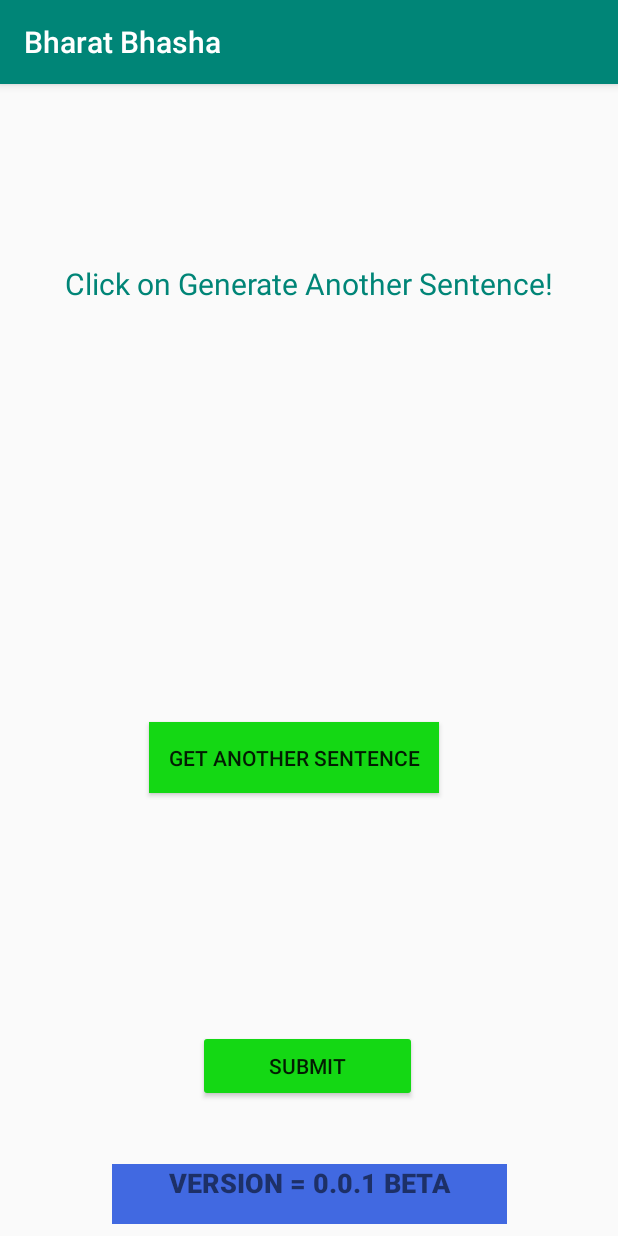
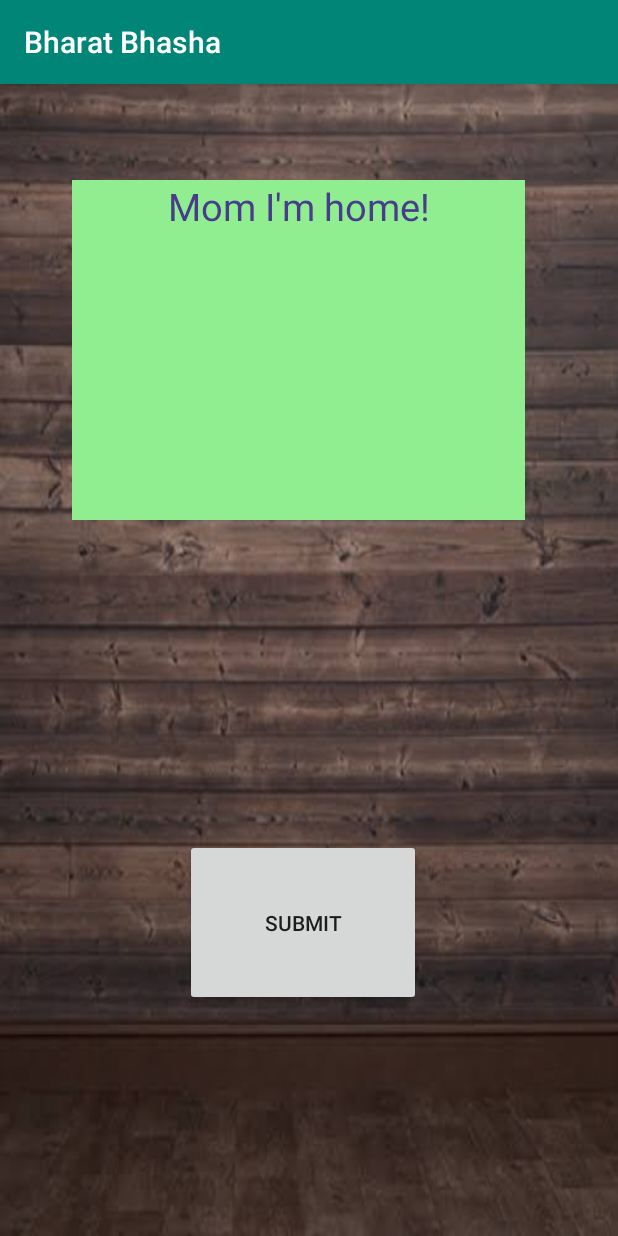
Before and after one commit to prateekraawat1/Tts_indian_lang, an Android app: the screen it shows after launch (MainActivity), on a phone screen of 412 x 824 dp. Run offline under Robolectric (Android 15) with nearby library versions, the phone set to English and light mode, and no system bars.

Commit message:
changes done

```diff
--- a/app/src/main/res/layout/activity_main.xml
+++ b/app/src/main/res/layout/activity_main.xml
@@ -1,80 +1,45 @@
 <?xml version="1.0" encoding="utf-8"?>
-<android.support.constraint.ConstraintLayout xmlns:android="http://schemas.android.com/apk/res/android"
+<RelativeLayout xmlns:android="http://schemas.android.com/apk/res/android"
     xmlns:app="http://schemas.android.com/apk/res-auto"
     xmlns:tools="http://schemas.android.com/tools"
     android:layout_width="match_parent"
     android:layout_height="match_parent"
+    android:background="@drawable/images"
     tools:context=".MainActivity">
+    \
 
     <TextView
         android:id="@+id/textView_sentence"
-        android:layout_width="380dp"
-        android:layout_height="246dp"
-        android:layout_margin="20px"
+        android:layout_width="300dp"
+        android:layout_height="155dp"
+        android:layout_alignParentStart="true"
+        android:layout_alignParentTop="true"
+        android:layout_alignParentEnd="true"
+        android:layout_alignParentBottom="true"
         android:layout_marginHorizontal="20mm"
-        android:text="Click on Generate Another Sentence!"
+        android:layout_marginStart="48dp"
+        android:layout_marginTop="64dp"
+        android:layout_marginEnd="62dp"
+        android:layout_marginBottom="477dp"
+        android:background="@color/_light_green"
+        android:text="Mom I'm home!"
         android:textAlignment="center"
-        android:textColor="@color/colorPrimary"
-        android:textSize="20dp"
-        app:layout_constraintBottom_toBottomOf="parent"
-        app:layout_constraintHorizontal_bias="0.516"
-        app:layout_constraintLeft_toLeftOf="parent"
-        app:layout_constraintRight_toRightOf="parent"
-        app:layout_constraintTop_toTopOf="parent"
-        app:layout_constraintVertical_bias="0.214" />
+        android:textColor="@color/dark_slate_blue"
+        android:textSize="25dp" />
 
     <Button
         android:id="@+id/button_submit"
-        android:layout_width="146dp"
-        android:layout_height="wrap_content"
-        android:layout_marginStart="8dp"
-        android:layout_marginTop="8dp"
-        android:layout_marginEnd="8dp"
-        android:layout_marginBottom="8dp"
-        android:backgroundTint="@color/dark_green"
-        android:text="Submit"
-        app:layout_constraintBottom_toBottomOf="parent"
-        app:layout_constraintEnd_toEndOf="parent"
-        app:layout_constraintHorizontal_bias="0.497"
-        app:layout_constraintStart_toStartOf="parent"
-        app:layout_constraintTop_toTopOf="parent"
-        app:layout_constraintVertical_bias="0.884" />
+        android:layout_width="157dp"
+        android:layout_height="75dp"
+        android:layout_alignParentStart="true"
+        android:layout_alignParentTop="true"
+        android:layout_alignParentEnd="true"
+        android:layout_alignParentBottom="true"
+        android:layout_marginStart="123dp"
+        android:layout_marginTop="503dp"
+        android:layout_marginEnd="131dp"
+        android:layout_marginBottom="153dp"
+        android:text="Submit" />
 
-    <TextView
-        android:id="@+id/textView_footer"
-        android:layout_width="263dp"
-        android:layout_height="40dp"
-        android:layout_marginStart="8dp"
-        android:layout_marginEnd="8dp"
-        android:layout_marginBottom="8dp"
-        android:background="@color/royal_blue"
-        android:text="@string/app_version"
-        android:textAlignment="center"
-        android:textSize="18dp"
-        android:textAllCaps="true"
-        android:fontFamily="sans-serif-black"
-        app:layout_constraintBottom_toBottomOf="parent"
-        app:layout_constraintEnd_toEndOf="parent"
-        app:layout_constraintStart_toStartOf="parent">
 
-    </TextView>
-
-    <Button
-        android:id="@+id/button_generate_text"
-        android:layout_width="193dp"
-        android:layout_height="47dp"
-        android:layout_marginStart="8dp"
-        android:layout_marginTop="8dp"
-        android:layout_marginEnd="8dp"
-        android:layout_marginBottom="8dp"
-        android:background="@color/dark_green"
-        android:onClick="generate_text"
-        android:text="Get another sentence"
-        app:layout_constraintBottom_toBottomOf="parent"
-        app:layout_constraintEnd_toEndOf="parent"
-        app:layout_constraintHorizontal_bias="0.45"
-        app:layout_constraintStart_toStartOf="parent"
-        app:layout_constraintTop_toTopOf="parent"
-        app:layout_constraintVertical_bias="0.592" />
-
-</android.support.constraint.ConstraintLayout>
+</RelativeLayout>
--- a/app/src/main/res/values/colors.xml
+++ b/app/src/main/res/values/colors.xml
@@ -10,7 +10,7 @@
     <color name="snow">#FFFAFA</color>
     <color name="floral_white">#FFFAF0</color>
     <color name="lemon_chiffon">#FFFACD</color>
-    <color name="cornsilk">#FFF8DC</color>
+    <color name="cornsilk">#FFFBEC</color>
     <color name="seashell">#FFF5EE</color>
     <color name="lavender_blush">#FFF0F5</color>
     <color name="papaya_whip">#FFEFD5</color>
```
Also changed, not shown: app/src/main/res/drawable/background.jpeg (added), app/src/main/res/drawable/images.jpeg (added), app/src/main/res/drawable/indianlanguages.png (added).
